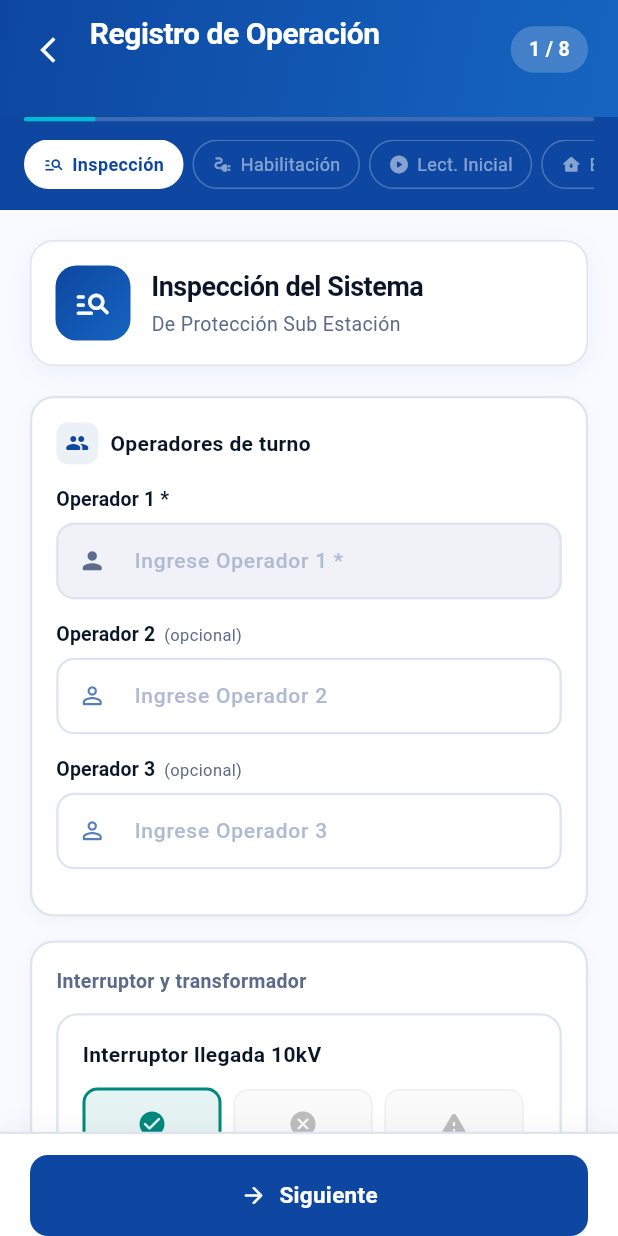
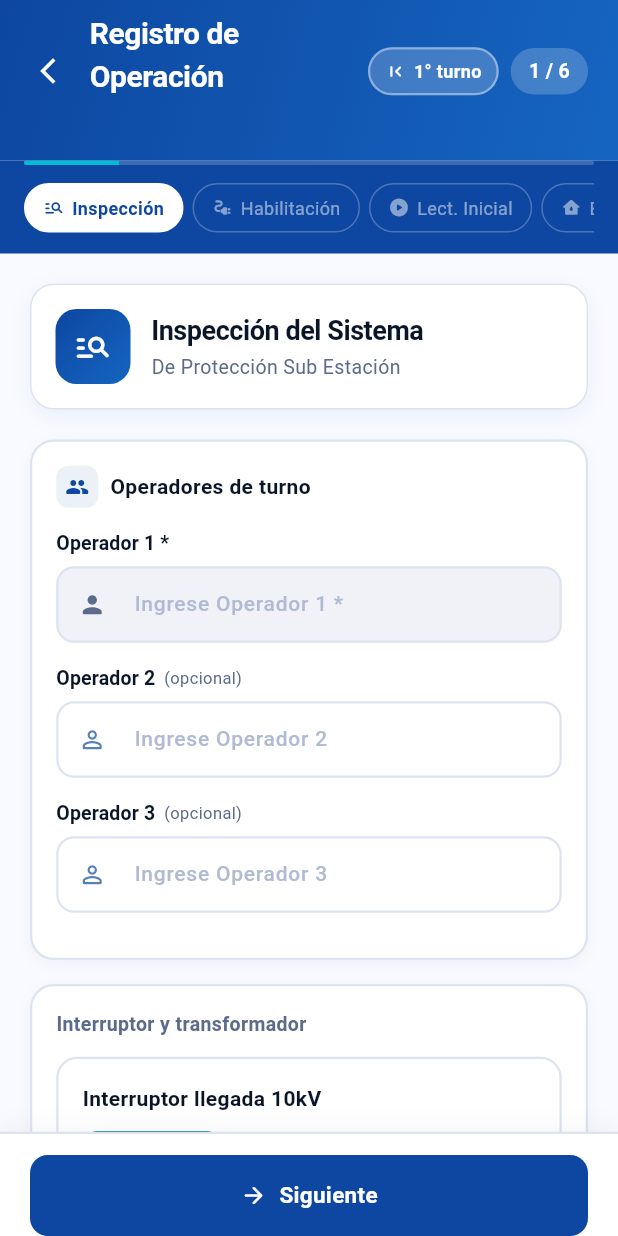
Before and after one commit to CristianRp2002/Seda-Cusco-App, a Flutter app: the FormularioScreen screen opened directly with empty values, on a phone screen of 412 x 824 dp. Run offline on Flutter 3.47's test engine with Material 3 defaults, Android fonts, the phone set to English and light mode, and no system bars; accounts and stored records are empty.

Commit message:
feat: actualiza formulario screen

```diff
--- a/lib/screens/formulario/formulario_screen.dart
+++ b/lib/screens/formulario/formulario_screen.dart
@@ -25,6 +25,11 @@ class _FormularioScreenState extends State<FormularioScreen>
   int _turnoEditor = 1;
   final Set<int> _turnosBloqueados = {};
   bool _formInitialized = false;
+
+  // ── Bandera de primer llenado ──────────────────────────────────────────────
+  // Cuando es true, los pasos "Lect. Final" (índice 5) y "Desactivación"
+  // (índice 6) se ocultan del stepper y del PageView.
+  bool _isPrimerLlenado = true;
 
   TableroModel? _tableroSeleccionado;
   final Set<String> _bombasActivas = {};
@@ -48,16 +53,77 @@ class _FormularioScreenState extends State<FormularioScreen>
   static const Color _nightColor    = Color(0xFF7B1FA2);
   static const Color _chipActive    = Color(0xFFE3F2FD);
 
-  final List<_StepInfo> _steps = [
+  // ─── Definición completa de pasos (índices fijos, nunca cambian)
+  // 0  Inspección
+  // 1  Habilitación
+  // 2  Lect. Inicial
+  // 3  Bombas
+  // 4  Activos
+  // 5  Lect. Final      ← oculto en primer llenado
+  // 6  Desactivación    ← oculto en primer llenado
+  // 7  Operadores
+  static const List<_StepInfo> _allSteps = [
     _StepInfo('Inspección',    Icons.manage_search_rounded,        'Verificación del sistema'),
-    _StepInfo('Habilitación',     Icons.electrical_services_rounded,  'Tensiones y tableros'),
+    _StepInfo('Habilitación',  Icons.electrical_services_rounded,  'Tensiones y tableros'),
     _StepInfo('Lect. Inicial', Icons.play_circle_rounded,          'Valores al inicio'),
     _StepInfo('Bombas',        Icons.water_damage_rounded,         'Control de operación'),
     _StepInfo('Activos',       Icons.category_rounded,             'Equipos de estación'),
     _StepInfo('Lect. Final',   Icons.stop_circle_rounded,          'Valores al cierre'),
-    _StepInfo('Desactivación',       Icons.category_rounded,             'Equipos de estación'),
+    _StepInfo('Desactivación', Icons.electrical_services_rounded,  'Equipos de estación'),
     _StepInfo('Operadores',    Icons.badge_rounded,                'Personal y producción'),
   ];
+
+  // Índices que se ocultan en el primer llenado
+  static const Set<int> _indicesOcultosEnPrimerLlenado = {5, 6};
+
+  // ─── Getters dinámicos ────────────────────────────────────────────────────
+
+  /// Pasos que se muestran según el modo actual
+  List<_StepInfo> get _stepsVisibles {
+    if (_isPrimerLlenado) {
+      return [
+        for (int i = 0; i < _allSteps.length; i++)
+          if (!_indicesOcultosEnPrimerLlenado.contains(i)) _allSteps[i],
+      ];
+    }
+    return _allSteps;
+  }
+
+  /// Mapea el índice visible → índice real en _allSteps
+  int _indiceReal(int indiceVisible) {
+    if (!_isPrimerLlenado) return indiceVisible;
+    int real = 0;
+    int visible = 0;
+    while (real < _allSteps.length) {
+      if (!_indicesOcultosEnPrimerLlenado.contains(real)) {
+        if (visible == indiceVisible) return real;
+        visible++;
+      }
+      real++;
+    }
+    return real;
+  }
+
+  /// Páginas del PageView en el orden correcto según el modo
+  List<Widget> get _paginasVisibles {
+    final todas = [
+      _buildInspeccionStep(),   // 0
+      _buildHabilitacion(),     // 1
+      _buildLecturaInicialStep(), // 2
+      _buildBombasStep(),       // 3
+      _buildActivosStep(),      // 4
+      _buildLecturaFinalStep(), // 5 — oculto en primer llenado
+      _buildDesactivacion(),    // 6 — oculto en primer llenado
+      _buildOperadoresStep(),   // 7
+    ];
+    if (_isPrimerLlenado) {
+      return [
+        for (int i = 0; i < todas.length; i++)
+          if (!_indicesOcultosEnPrimerLlenado.contains(i)) todas[i],
+      ];
+    }
+    return todas;
+  }
 
   // ─── Lifecycle ───────
   @override
@@ -163,6 +229,7 @@ class _FormularioScreenState extends State<FormularioScreen>
                   final b = BombaModel(id: _nextBombaId.toString(), nombre: nombre, activa: true, numeroSerie: '', ultimoHorometro: 0);
                   _bombasExtra.add(b);
                   _bombasActivas.add(b.id.toString());
+                  _nextBombaId++;
                 });
               }
               Navigator.pop(ctx);
@@ -180,7 +247,7 @@ class _FormularioScreenState extends State<FormularioScreen>
       _showSnackbar(error, isError: true);
       return;
     }
-    if (_currentStep < _steps.length - 1) {
+    if (_currentStep < _stepsVisibles.length - 1) {
       setState(() => _currentStep++);
       _pageController.animateToPage(_currentStep,
           duration: const Duration(milliseconds: 400),
@@ -199,9 +266,12 @@ class _FormularioScreenState extends State<FormularioScreen>
     }
   }
 
-  // ─── Validación ───────
+  // ─── Validación ─────────────────────────────────────────────────────────────
+  // La validación trabaja con el índice REAL (_indiceReal) para que los case
+  // nunca cambien independientemente de cuántos pasos están visibles.
   String? _validateCurrentStep() {
-    switch (_currentStep) {
+    final realIndex = _indiceReal(_currentStep);
+    switch (realIndex) {
       case 0:
         if (_formData['INTERRUPTOR_10KV_ESTADO']?.isEmpty ?? true) {
           return 'Seleccione el estado del interruptor de llegada 10kV';
@@ -294,6 +364,10 @@ class _FormularioScreenState extends State<FormularioScreen>
         return null;
 
       case 6:
+      // Desactivación — sin validación obligatoria
+        return null;
+
+      case 7:
         final op1 = _formData['OPERADOR_TURNO_1'];
         if (op1 == null || op1.trim().isEmpty) return 'El operador del turno 1 es obligatorio';
         final soloLetras = RegExp(r'^[a-zA-ZáéíóúÁÉÍÓÚñÑ\s]+$');
@@ -330,7 +404,6 @@ class _FormularioScreenState extends State<FormularioScreen>
         }
       }
 
-      // Solo se envían las bombas seleccionadas
       final bombeos = <Map<String, dynamic>>[];
       for (final bomba in _bombasSeleccionadas) {
         final encendido = _formData['bomba_${bomba.id}_encendido'];
@@ -479,16 +552,7 @@ class _FormularioScreenState extends State<FormularioScreen>
             child: PageView(
               controller: _pageController,
               physics: const NeverScrollableScrollPhysics(),
-              children: [
-                _buildInspeccionStep(),
-                _buildHabilitacion(),
-                _buildLecturaInicialStep(),
-                _buildBombasStep(),
-                _buildActivosStep(),
-                _buildLecturaFinalStep(),
-                _buildDesactivacion(),
-                _buildOperadoresStep(),
-              ],
+              children: _paginasVisibles,
             ),
           ),
         ),
@@ -525,12 +589,53 @@ class _FormularioScreenState extends State<FormularioScreen>
                     style: TextStyle(color: Colors.white.withOpacity(0.75), fontSize: 13)),
               ]),
             ),
+            // ── Toggle primer llenado / completo ──────────────────────────
+            GestureDetector(
+              onTap: () {
+                setState(() {
+                  _isPrimerLlenado = !_isPrimerLlenado;
+                  // Si el paso actual ya no existe en la nueva vista, volvemos al último visible
+                  if (_currentStep >= _stepsVisibles.length) {
+                    _currentStep = _stepsVisibles.length - 1;
+                  }
+                  _pageController.jumpToPage(_currentStep);
+                });
+              },
+              child: AnimatedContainer(
+                duration: const Duration(milliseconds: 200),
+                padding: const EdgeInsets.symmetric(horizontal: 10, vertical: 6),
+                decoration: BoxDecoration(
+                    color: _isPrimerLlenado
+                        ? Colors.white.withOpacity(0.2)
+                        : _accent.withOpacity(0.3),
+                    borderRadius: BorderRadius.circular(20),
+                    border: Border.all(
+                        color: _isPrimerLlenado
+                            ? Colors.white.withOpacity(0.4)
+                            : _accent,
+                        width: 1.5)),
+                child: Row(mainAxisSize: MainAxisSize.min, children: [
+                  Icon(
+                    _isPrimerLlenado ? Icons.first_page_rounded : Icons.all_inclusive_rounded,
+                    color: Colors.white,
+                    size: 14,
+                  ),
+                  const SizedBox(width: 5),
+                  Text(
+                    _isPrimerLlenado ? '1° turno' : 'Completo',
+                    style: const TextStyle(color: Colors.white, fontSize: 12,
+                        fontWeight: FontWeight.w600),
+                  ),
+                ]),
+              ),
+            ),
+            const SizedBox(width: 8),
             Container(
               padding: const EdgeInsets.symmetric(horizontal: 12, vertical: 6),
               decoration: BoxDecoration(
                   color: Colors.white.withOpacity(0.2),
                   borderRadius: BorderRadius.circular(20)),
-              child: Text('${_currentStep + 1} / ${_steps.length}',
+              child: Text('${_currentStep + 1} / ${_stepsVisibles.length}',
                   style: const TextStyle(color: Colors.white, fontSize: 13,
                       fontWeight: FontWeight.w600)),
             ),
@@ -549,7 +654,7 @@ class _FormularioScreenState extends State<FormularioScreen>
         ClipRRect(
           borderRadius: BorderRadius.circular(2),
           child: LinearProgressIndicator(
-            value: (_currentStep + 1) / _steps.length,
+            value: (_currentStep + 1) / _stepsVisibles.length,
             backgroundColor: Colors.white.withOpacity(0.2),
             valueColor: const AlwaysStoppedAnimation<Color>(_accent),
             minHeight: 3,
@@ -559,7 +664,7 @@ class _FormularioScreenState extends State<FormularioScreen>
         SingleChildScrollView(
           scrollDirection: Axis.horizontal,
           child: Row(
-              children: List.generate(_steps.length, (i) {
+              children: List.generate(_stepsVisibles.length, (i) {
                 final isActive = i == _currentStep;
                 final isDone   = i < _currentStep;
                 return GestureDetector(
@@ -592,13 +697,13 @@ class _FormularioScreenState extends State<FormularioScreen>
                     ),
                     child: Row(mainAxisSize: MainAxisSize.min, children: [
                       Icon(
-                          isDone ? Icons.check_circle_rounded : _steps[i].icon,
+                          isDone ? Icons.check_circle_rounded : _stepsVisibles[i].icon,
                           size: 14,
                           color: isActive
                               ? _primary
                               : Colors.white.withOpacity(isDone ? 0.9 : 0.5)),
                       const SizedBox(width: 5),
-                      Text(_steps[i].title,
+                      Text(_stepsVisibles[i].title,
                           style: TextStyle(
                               fontSize: 12,
                               fontWeight: isActive ? FontWeight.w700 : FontWeight.w400,
@@ -1075,14 +1180,13 @@ class _FormularioScreenState extends State<FormularioScreen>
     );
   }
 
-  // ─── PASO BOMBAS (nuevo) ──────────────────────────────────────────────────
+  // ─── PASO BOMBAS ──────────────────────────────────────────────────────────
   Widget _buildBombasStep() {
     return _buildStepContainer(
       title: 'Control de Bombas',
       subtitle: 'Seleccioná las bombas que operaron este turno',
       icon: Icons.water_damage_rounded,
       children: [
-        // ── Selector de chips ──
         _buildCard(children: [
           Row(children: [
             Container(
@@ -1148,7 +1252,6 @@ class _FormularioScreenState extends State<FormularioScreen>
                   ),
                 );
               }),
-              // Chip agregar
               GestureDetector(
                 onTap: _mostrarDialogoNuevaBomba,
                 child: Container(
@@ -1170,7 +1273,6 @@ class _FormularioScreenState extends State<FormularioScreen>
           ),
         ]),
 
-        // ── Cards solo de las bombas activas ──
         if (_bombasSeleccionadas.isEmpty)
           Container(
             width: double.infinity,
@@ -1199,7 +1301,6 @@ class _FormularioScreenState extends State<FormularioScreen>
     );
   }
 
-  // ─── Card individual de bomba ─────────────────────────────────────────────
   Widget _buildBombaCard(BombaModel bomba) {
     final encKey   = 'bomba_${bomba.id}_encendido';
     final apaKey   = 'bomba_${bomba.id}_apagado';
@@ -1215,7 +1316,6 @@ class _FormularioScreenState extends State<FormularioScreen>
             blurRadius: 12, offset: const Offset(0, 4))],
       ),
       child: Column(children: [
-        // Header
         Container(
           padding: const EdgeInsets.symmetric(horizontal: 16, vertical: 13),
           decoration: BoxDecoration(
@@ -1255,7 +1355,6 @@ class _FormularioScreenState extends State<FormularioScreen>
                 ]),
               ),
             const SizedBox(width: 8),
-            // Quitar del selector
             GestureDetector(
               onTap: () => setState(() => _bombasActivas.remove(bomba.id.toString())),
               child: Container(
@@ -1269,7 +1368,6 @@ class _FormularioScreenState extends State<FormularioScreen>
             ),
           ]),
         ),
-        // Body
         Padding(
           padding: const EdgeInsets.all(16),
           child: Column(children: [
@@ -1403,20 +1501,20 @@ class _FormularioScreenState extends State<FormularioScreen>
             const Text('DESACTIVACIÓN',
                 style: TextStyle(fontSize: 11, color: _textSecondary, letterSpacing: 0.5)),
             const SizedBox(height: 12),
-            _buildStatusSelector('Interruptor',       'tablero_${_tableroSeleccionado!.id}_DESACTIVACIÓN_interruptor'),
-            _buildStatusSelector('Selector',          'tablero_${_tableroSeleccionado!.id}_DESACTIVACIÓN_selector'),
-            _buildStatusSelector('Parada emergencia', 'tablero_${_tableroSeleccionado!.id}_DESACTIVACIÓN_parada'),
-            _buildStatusSelector('Variador',          'tablero_${_tableroSeleccionado!.id}_DESACTIVACIÓN_variador'),
-            _buildStatusSelector('Alarma',            'tablero_${_tableroSeleccionado!.id}_DESACTIVACIÓN_alarma'),
+            _buildStatusSelector('Interruptor',       'tablero_${_tableroSeleccionado!.id}_DESACTIVACION_interruptor'),
+            _buildStatusSelector('Selector',          'tablero_${_tableroSeleccionado!.id}_DESACTIVACION_selector'),
+            _buildStatusSelector('Parada emergencia', 'tablero_${_tableroSeleccionado!.id}_DESACTIVACION_parada'),
+            _buildStatusSelector('Variador',          'tablero_${_tableroSeleccionado!.id}_DESACTIVACION_variador'),
+            _buildStatusSelector('Alarma',            'tablero_${_tableroSeleccionado!.id}_DESACTIVACION_alarma'),
           ]),
         _buildCard(children: [
-          const Text('Condición de habilitación',
+          const Text('Condición de desactivación',
               style: TextStyle(fontSize: 13, fontWeight: FontWeight.w600,
                   color: _textSecondary)),
           const SizedBox(height: 12),
-          _buildField(label: 'Estado telemetría', key: 'DESACTIVACIÓN_ESTADO_TELEMETRIA',
+          _buildField(label: 'Estado telemetría', key: 'DESACTIVACION_ESTADO_TELEMETRIA',
               icon: Icons.sensors_rounded, optional: true),
-          _buildField(label: 'Presión de ingreso', key: 'DESACTIVACIÓN_PRESION_INGRESO',
+          _buildField(label: 'Presión de ingreso', key: 'DESACTIVACION_PRESION_INGRESO',
               icon: Icons.speed_rounded,
               keyboardType: const TextInputType.numberWithOptions(decimal: true),
               suffix: 'bar', optional: true),
@@ -1691,7 +1789,7 @@ class _FormularioScreenState extends State<FormularioScreen>
 
   // ─── Barra inferior ────
   Widget _buildBottomBar() {
-    final isLast = _currentStep == _steps.length - 1;
+    final isLast = _currentStep == _stepsVisibles.length - 1;
     return Container(
       padding: const EdgeInsets.fromLTRB(20, 14, 20, 0),
       decoration: BoxDecoration(
```
